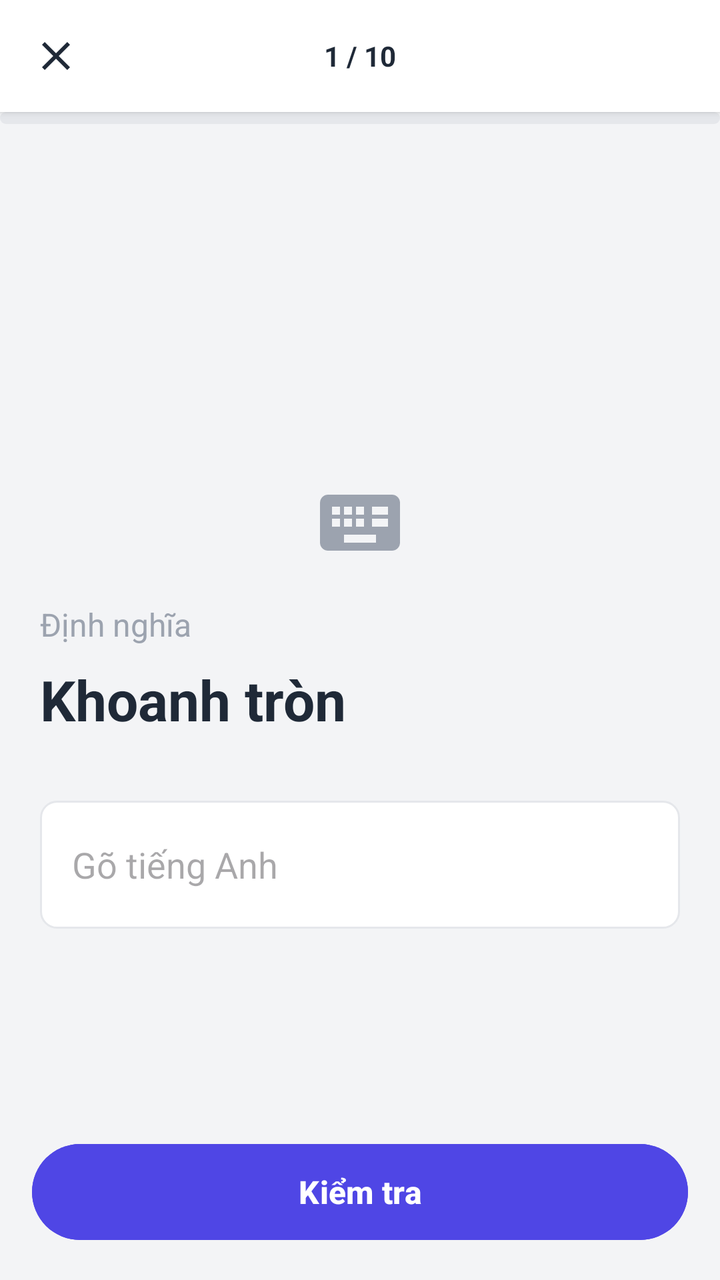
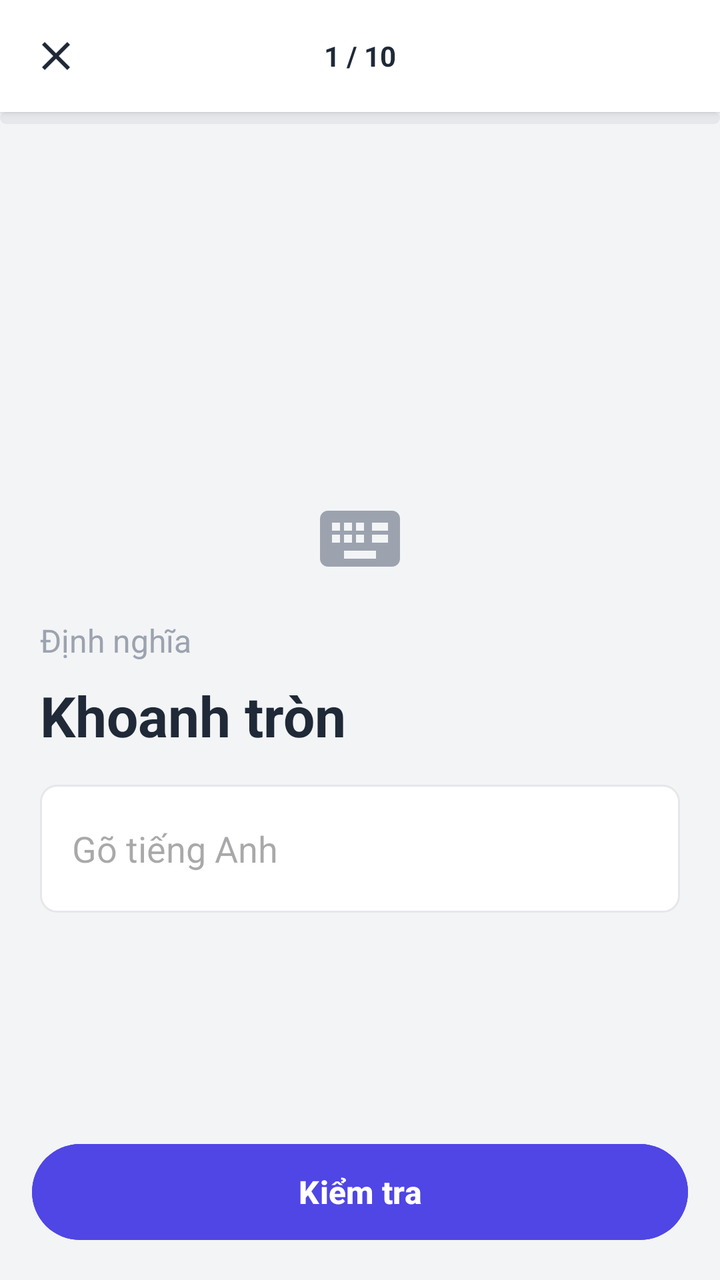

Screens rendered from an Android XML layout before and after an edit, with the pre-edit source and the edit as a unified diff.
<!-- AndroidManifest.xml: application theme Theme.LearnEnglish -->
<!-- res/layout/activity_write_vocab.xml -->
<?xml version="1.0" encoding="utf-8"?>
<RelativeLayout xmlns:android="http://schemas.android.com/apk/res/android"
    android:id="@+id/main"
    android:layout_width="match_parent"
    android:layout_height="match_parent"
    android:background="#F3F4F6">

    
    <RelativeLayout
        android:id="@+id/header"
        android:layout_width="match_parent"
        android:layout_height="56dp"
        android:background="@android:color/white"
        android:elevation="2dp"
        android:paddingStart="8dp"
        android:paddingEnd="8dp">

        <ImageButton
            android:id="@+id/btnBack"
            android:layout_width="40dp"
            android:layout_height="40dp"
            android:layout_centerVertical="true"
            android:background="?attr/selectableItemBackgroundBorderless"
            android:src="@drawable/ic_close"
            android:tint="#1F2937" />

        <TextView
            android:id="@+id/tvQuestionCount"
            android:layout_width="wrap_content"
            android:layout_height="wrap_content"
            android:layout_centerInParent="true"
            android:text="1 / 10"
            android:textColor="#1F2937"
            android:textSize="14sp"
            android:textStyle="bold" />
    </RelativeLayout>

    <ProgressBar
        android:id="@+id/progressBar"
        style="@android:style/Widget.ProgressBar.Horizontal"
        android:layout_width="match_parent"
        android:layout_height="6dp"
        android:layout_below="@id/header"
        android:max="10"
        android:progress="0"
        android:progressDrawable="@drawable/progress_bar_blue" />

    <LinearLayout
        android:layout_width="match_parent"
        android:layout_height="match_parent"
        android:layout_below="@id/progressBar"
        android:orientation="vertical"
        android:padding="20dp"
        android:gravity="center_vertical">
        
        <ImageView
            android:layout_width="48dp"
            android:layout_height="48dp"
            android:src="@drawable/ic_keyboard"
            android:layout_gravity="center_horizontal"
            android:layout_marginBottom="16dp" 
            android:tint="#9CA3AF"/>

        <TextView
            android:layout_width="wrap_content"
            android:layout_height="wrap_content"
            android:text="Định nghĩa"
            android:textColor="#9CA3AF"
            android:textSize="16sp" />

        <TextView
            android:id="@+id/tvVietnameseMeaning"
            android:layout_width="match_parent"
            android:layout_height="wrap_content"
            android:layout_marginTop="8dp"
            android:text="Khoanh tròn"
            android:textColor="#1F2937"
            android:textSize="28sp"
            android:textStyle="bold" />

        <EditText
            android:id="@+id/etAnswer"
            android:layout_width="match_parent"
            android:layout_height="64dp"
            android:layout_marginTop="32dp"
            android:background="@drawable/bg_card_rounded_quizlet"
            android:hint="Gõ tiếng Anh"
            android:padding="16dp"
            android:textSize="18sp"
            android:inputType="textNoSuggestions"
            android:maxLines="1" />

        <LinearLayout
            android:id="@+id/llFeedback"
            android:layout_width="match_parent"
            android:layout_height="wrap_content"
            android:orientation="vertical"
            android:layout_marginTop="16dp"
            android:visibility="gone">
            <TextView
                android:layout_width="wrap_content"
                android:layout_height="wrap_content"
                android:text="Sai rồi. Đáp án đúng là:"
                android:textColor="#DC2626"
                android:textSize="14sp" />
            <TextView
                android:id="@+id/tvCorrectAnswer"
                android:layout_width="wrap_content"
                android:layout_height="wrap_content"
                android:text="Word"
                android:textColor="#059669"
                android:textSize="20sp"
                android:textStyle="bold" />
            <TextView
                android:layout_width="wrap_content"
                android:layout_height="wrap_content"
                android:layout_marginTop="4dp"
                android:text="Hãy gõ lại để tiếp tục!"
                android:textColor="#4B5563"
                android:textSize="14sp" />
        </LinearLayout>
        
    </LinearLayout>

    <Button
        android:id="@+id/btnSubmit"
        android:layout_width="match_parent"
        android:layout_height="56dp"
        android:layout_alignParentBottom="true"
        android:layout_margin="16dp"
        android:backgroundTint="#4F46E5"
        android:text="Kiểm tra"
        android:textColor="@android:color/white"
        android:textSize="16sp"
        android:textStyle="bold" />
</RelativeLayout>
<!-- resources referenced by this layout -->
<resources>
  <!-- drawable bg_card_rounded_quizlet (drawable) -->
  <?xml version="1.0" encoding="utf-8"?>
  <shape xmlns:android="http://schemas.android.com/apk/res/android">
      <solid android:color="#FFFFFF" />
      <corners android:radius="8dp" />
      <stroke android:width="1dp" android:color="#E5E7EB" />
  </shape>
  <!-- drawable ic_close (drawable) -->
  <?xml version="1.0" encoding="utf-8"?>
  <vector xmlns:android="http://schemas.android.com/apk/res/android"
      android:width="24dp" android:height="24dp"
      android:viewportWidth="24" android:viewportHeight="24">
      <path android:fillColor="#FFFFFF"
          android:pathData="M19,6.41L17.59,5L12,10.59L6.41,5L5,6.41L10.59,12L5,17.59L6.41,19L12,13.41L17.59,19L19,17.59L13.41,12z"/>
  </vector>
  <!-- drawable ic_keyboard (drawable) -->
  <vector xmlns:android="http://schemas.android.com/apk/res/android"
      android:width="24dp"
      android:height="24dp"
      android:viewportWidth="24.0"
      android:viewportHeight="24.0"
      android:tint="#9CA3AF">
      <path
          android:fillColor="@android:color/white"
          android:pathData="M20,5H4c-1.1,0 -1.99,0.9 -1.99,2L2,17c0,1.1 0.9,2 2,2h16c1.1,0 2,-0.9 2,-2V7c0,-1.1 -0.9,-2 -2,-2zM11,8h2v2h-2V8zM11,11h2v2h-2v-2zM8,8h2v2H8V8zM8,11h2v2H8v-2zM7,13H5v-2h2v2zM7,10H5V8h2v2zM16,17H8v-2h8v2zM17,13h-2v-2h2v2zM17,10h-2V8h2v2zM19,13h-2v-2h2v2zM19,10h-2V8h2v2z"/>
  </vector>
  <!-- drawable progress_bar_blue (drawable) -->
  <?xml version="1.0" encoding="utf-8"?>
  <layer-list xmlns:android="http://schemas.android.com/apk/res/android">
      <item android:id="@android:id/background">
          <shape android:shape="rectangle">
              <solid android:color="#E5E7EB"/>
              <corners android:radius="8dp"/>
          </shape>
      </item>
      <item android:id="@android:id/progress">
          <clip>
              <shape android:shape="rectangle">
                  <solid android:color="#3B82F6"/>
                  <corners android:radius="8dp"/>
              </shape>
          </clip>
      </item>
  </layer-list>
  <style name="Theme.LearnEnglish" parent="Base.Theme.LearnEnglish" />
  <style name="Base.Theme.LearnEnglish" parent="Theme.Material3.DayNight.NoActionBar">
          
          
      </style>
</resources>

<!-- the commit's change to res/layout/activity_write_vocab.xml (unified diff, before → after) -->
@@ -78,11 +78,50 @@
             android:textSize="28sp"
             android:textStyle="bold" />
 
+        
+        <LinearLayout
+            android:id="@+id/layoutImeBar"
+            android:layout_width="match_parent"
+            android:layout_height="wrap_content"
+            android:orientation="horizontal"
+            android:gravity="center_vertical"
+            android:layout_marginTop="16dp"
+            android:visibility="gone">
+
+            <Button
+                android:id="@+id/btnImeMode"
+                android:layout_width="44dp"
+                android:layout_height="36dp"
+                android:text="あ"
+                android:textSize="15sp"
+                android:textStyle="bold"
+                android:textColor="#FFFFFF"
+                android:backgroundTint="#4F46E5"
+                android:padding="0dp"
+                android:insetTop="0dp"
+                android:insetBottom="0dp" />
+
+            <HorizontalScrollView
+                android:id="@+id/scrollCandidates"
+                android:layout_width="0dp"
+                android:layout_height="wrap_content"
+                android:layout_weight="1"
+                android:layout_marginStart="8dp"
+                android:scrollbars="none">
+
+                <LinearLayout
+                    android:id="@+id/layoutCandidates"
+                    android:layout_width="wrap_content"
+                    android:layout_height="wrap_content"
+                    android:orientation="horizontal" />
+            </HorizontalScrollView>
+        </LinearLayout>
+
         <EditText
             android:id="@+id/etAnswer"
             android:layout_width="match_parent"
             android:layout_height="64dp"
-            android:layout_marginTop="32dp"
+            android:layout_marginTop="16dp"
             android:background="@drawable/bg_card_rounded_quizlet"
             android:hint="Gõ tiếng Anh"
             android:padding="16dp"
